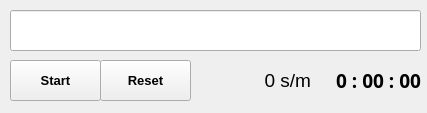
Before: the Qt Designer form mainwindow.ui in Stals/Typing-Speed, drawn with Qt 5.
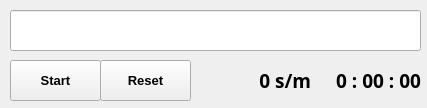
After: the same form once the commit is applied.

Patch:
```diff
--- a/mainwindow.ui
+++ b/mainwindow.ui
@@ -7,7 +7,7 @@
     <x>0</x>
     <y>0</y>
     <width>427</width>
-    <height>113</height>
+    <height>108</height>
    </rect>
   </property>
   <property name="windowTitle">
@@ -51,9 +51,10 @@
     </property>
     <property name="font">
      <font>
+      <family>Andalus</family>
       <pointsize>14</pointsize>
-      <weight>50</weight>
-      <bold>false</bold>
+      <weight>75</weight>
+      <bold>true</bold>
      </font>
     </property>
     <property name="text">
```
